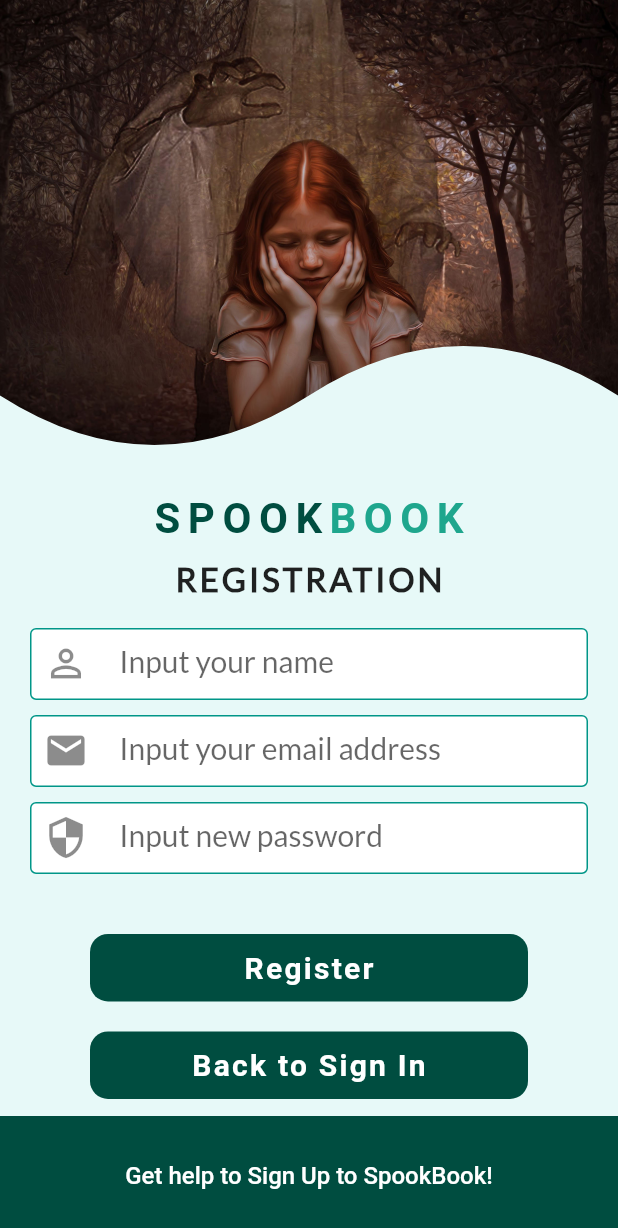
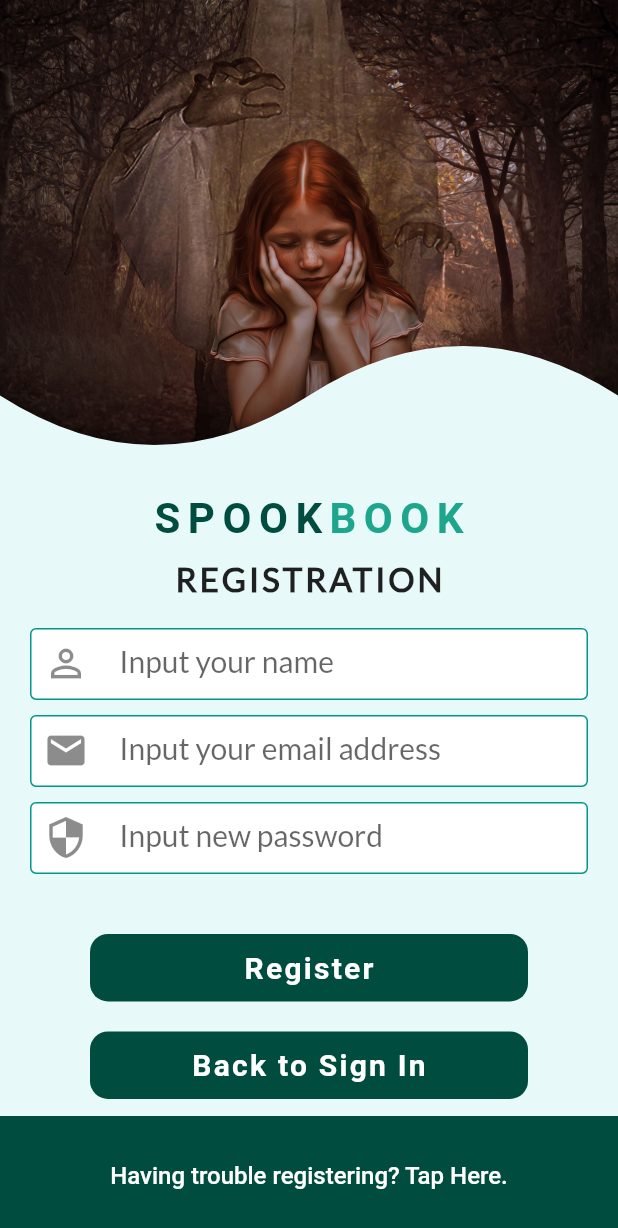
Before and after one commit to SMacEwan/flutter_social_ui, a Flutter app: the SignupScreen screen opened directly, on a phone screen of 412 x 824 dp. Shown: the top 1228 px of the screen. Run offline on Flutter 3.47's test engine with Material 2 defaults, Android fonts, the phone set to English and light mode, and no system bars.

```diff
--- a/lib/screens/signup_screen.dart
+++ b/lib/screens/signup_screen.dart
@@ -231,7 +231,7 @@ class _SignupScreenState extends State<SignupScreen> {
                       alignment: Alignment.center,
                       height: 80.0,
                       child: Text(
-                        'Get help to Sign Up to SpookBook!',
+                        'Having trouble registering? Tap Here.',
                         style: TextStyle(
                           color: Colors.white,
                           fontSize: 16.0,
```
